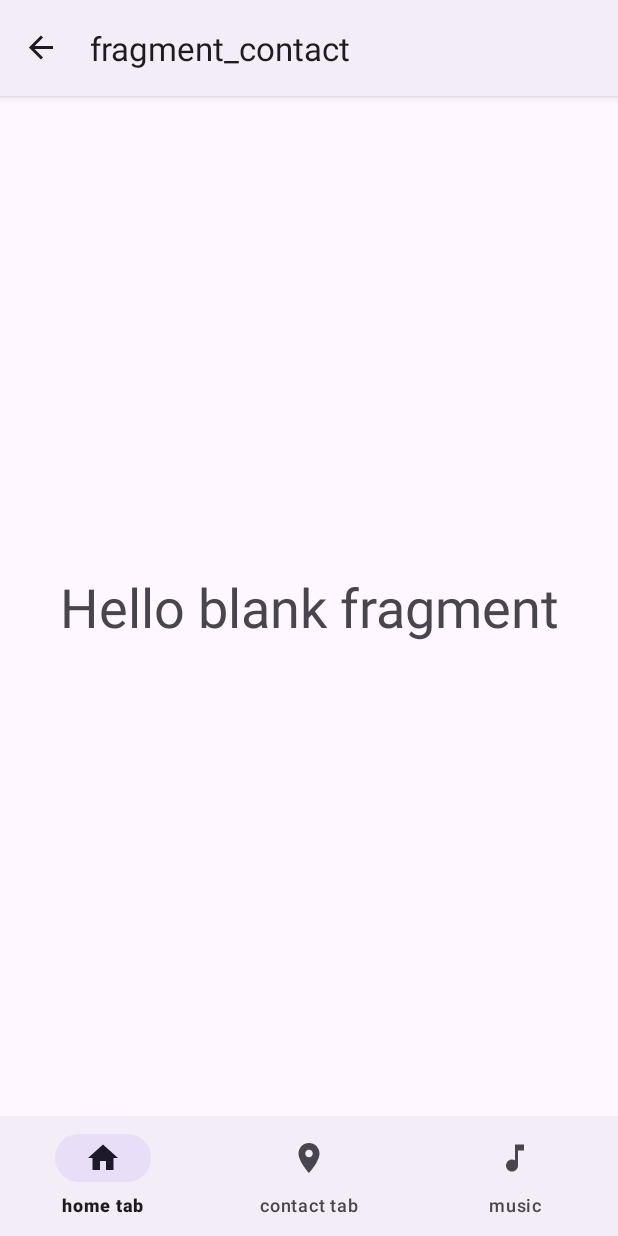
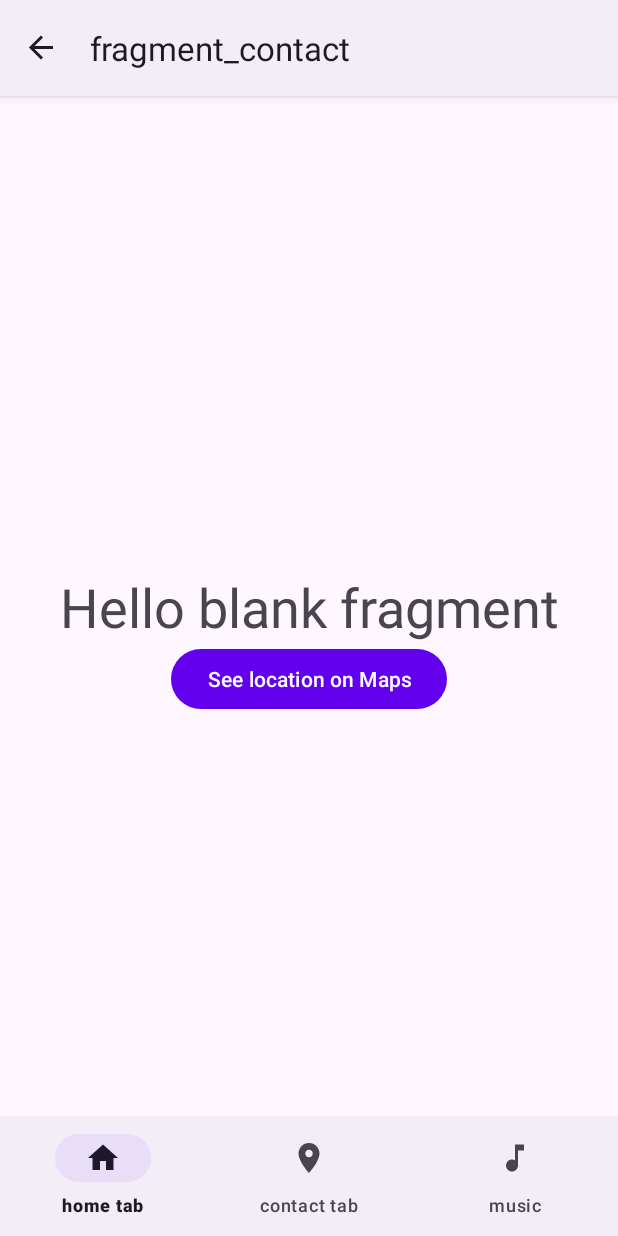
Before and after one commit to 7Mircea/AndroidLearnApp, an Android app: the ContactFragment screen opened through its navigation route, on a phone screen of 412 x 824 dp. Run offline under Robolectric (Android 15) with nearby library versions, the phone set to English and light mode, and no system bars; our stand-ins replace data binding, navigation-ui.

Commit message:
add google maps, no much interaction

```diff
--- a/app/build.gradle
+++ b/app/build.gradle
@@ -2,6 +2,7 @@ plugins {
     id 'com.android.application'
     id 'org.jetbrains.kotlin.android'
     id 'kotlin-kapt'
+    id 'com.google.android.libraries.mapsplatform.secrets-gradle-plugin'
 }
 
 android {
@@ -73,4 +74,8 @@ dependencies {
     implementation "com.google.dagger:dagger-android-support:$dagger_version" // if you use the support libraries
     kapt "com.google.dagger:dagger-compiler:$dagger_version"
     kapt "com.google.dagger:dagger-android-processor:$dagger_version"
+    // maps
+    implementation 'com.google.android.gms:play-services-maps:18.1.0'
+    //plugin for hiding secrets from version control
+
 }
--- a/app/src/main/java/com/example/myapplication/ui/fragments/ContactFragment.kt
+++ /dev/null
@@ -1,25 +0,0 @@
-package com.example.myapplication.ui.fragments
-
-import android.os.Bundle
-import androidx.fragment.app.Fragment
-import android.view.LayoutInflater
-import android.view.View
-import android.view.ViewGroup
-import com.example.myapplication.R
-
-
-
-/**
- * A simple [Fragment] subclass.
- */
-class ContactFragment : Fragment() {
-
-    override fun onCreateView(
-        inflater: LayoutInflater, container: ViewGroup?,
-        savedInstanceState: Bundle?
-    ): View? {
-        // Inflate the layout for this fragment
-        return inflater.inflate(R.layout.fragment_contact, container, false)
-    }
-
-}
--- /dev/null
+++ b/app/src/main/java/com/example/myapplication/ui/fragments/contact/ContactFragment.kt
@@ -0,0 +1,42 @@
+package com.example.myapplication.ui.fragments.contact
+
+import android.os.Bundle
+import androidx.fragment.app.Fragment
+import android.view.LayoutInflater
+import android.view.View
+import android.view.ViewGroup
+import androidx.navigation.fragment.findNavController
+import com.example.myapplication.R
+import com.example.myapplication.databinding.FragmentContactBinding
+
+
+/**
+ * A simple [Fragment] subclass.
+ */
+class ContactFragment : Fragment() {
+
+    private var binding: FragmentContactBinding? = null
+    override fun onCreateView(
+        inflater: LayoutInflater, container: ViewGroup?,
+        savedInstanceState: Bundle?
+    ): View {
+        // Inflate the layout for this fragment
+        val binding = FragmentContactBinding.inflate(inflater,container,false)
+        binding.lifecycleOwner = this
+        this.binding = binding
+        return binding.root
+
+    }
+
+    override fun onViewCreated(view: View, savedInstanceState: Bundle?) {
+        super.onViewCreated(view, savedInstanceState)
+        binding?.toMapsContact?.setOnClickListener { _ ->
+            findNavController().navigate(R.id.mapsFragment)
+        }
+    }
+
+    override fun onDestroyView() {
+        super.onDestroyView()
+        binding = null
+    }
+}
--- a/app/src/main/java/com/example/myapplication/ui/fragments/DetailFragment.kt
+++ b/app/src/main/java/com/example/myapplication/ui/fragments/home/DetailFragment.kt
@@ -1,4 +1,4 @@
-package com.example.myapplication.ui.fragments
+package com.example.myapplication.ui.fragments.home
 
 import android.content.Context
 import android.os.Bundle
--- a/app/src/main/java/com/example/myapplication/ui/fragments/HomeFragment.kt
+++ b/app/src/main/java/com/example/myapplication/ui/fragments/home/HomeFragment.kt
@@ -1,4 +1,4 @@
-package com.example.myapplication.ui.fragments
+package com.example.myapplication.ui.fragments.home
 
 import android.content.Context
 import android.os.Bundle
@@ -9,9 +9,7 @@ import android.view.ViewGroup
 import androidx.appcompat.app.AppCompatActivity
 import androidx.fragment.app.Fragment
 import androidx.navigation.NavController
-import androidx.navigation.Navigation
 import androidx.navigation.fragment.findNavController
-import androidx.recyclerview.widget.RecyclerView
 import com.example.myapplication.MonstersApplication
 import com.example.myapplication.R
 import com.example.myapplication.adapters.MonstersAdapter
--- a/app/src/main/java/com/example/myapplication/ui/fragments/MusicFragment.kt
+++ b/app/src/main/java/com/example/myapplication/ui/fragments/music/MusicFragment.kt
@@ -1,4 +1,4 @@
-package com.example.myapplication.ui.fragments
+package com.example.myapplication.ui.fragments.music
 
 import android.os.Bundle
 import androidx.fragment.app.Fragment
--- a/app/src/main/res/layout/fragment_contact.xml
+++ b/app/src/main/res/layout/fragment_contact.xml
@@ -1,19 +1,32 @@
 <?xml version="1.0" encoding="utf-8"?>
+<layout>
+
     <androidx.constraintlayout.widget.ConstraintLayout xmlns:android="http://schemas.android.com/apk/res/android"
+        xmlns:app="http://schemas.android.com/apk/res-auto"
         xmlns:tools="http://schemas.android.com/tools"
         android:layout_width="match_parent"
         android:layout_height="match_parent"
-    xmlns:app="http://schemas.android.com/apk/res-auto"
-    tools:context=".ui.fragments.ContactFragment">
+        tools:context=".ui.fragments.contact.ContactFragment">
 
         <TextView
+            android:id="@+id/description"
             android:layout_width="wrap_content"
             android:layout_height="wrap_content"
+            android:text="@string/hello_blank_fragment"
             android:textSize="@dimen/large_size"
+            app:layout_constraintBottom_toBottomOf="parent"
+            app:layout_constraintEnd_toEndOf="parent"
             app:layout_constraintStart_toStartOf="parent"
+            app:layout_constraintTop_toTopOf="parent" />
+
+        <com.google.android.material.button.MaterialButton
+            android:id="@+id/to_maps_contact"
+            android:layout_width="wrap_content"
+            android:layout_height="wrap_content"
+            android:text="@string/to_maps"
             app:layout_constraintEnd_toEndOf="parent"
-        app:layout_constraintTop_toTopOf="parent"
-        app:layout_constraintBottom_toBottomOf="parent"
-        android:text="@string/hello_blank_fragment" />
+            app:layout_constraintStart_toStartOf="parent"
+            app:layout_constraintTop_toBottomOf="@id/description" />
 
     </androidx.constraintlayout.widget.ConstraintLayout>
+</layout>
--- a/app/src/main/res/layout/fragment_detail.xml
+++ b/app/src/main/res/layout/fragment_detail.xml
@@ -13,7 +13,7 @@
     <androidx.constraintlayout.widget.ConstraintLayout
         android:layout_width="match_parent"
         android:layout_height="match_parent"
-        tools:context=".ui.fragments.DetailFragment">
+        tools:context=".ui.fragments.home.DetailFragment">
 
         <TextView
             android:id="@+id/monsterName"
--- a/app/src/main/res/layout/fragment_music.xml
+++ b/app/src/main/res/layout/fragment_music.xml
@@ -4,7 +4,7 @@
     xmlns:tools="http://schemas.android.com/tools"
     android:layout_width="match_parent"
     android:layout_height="match_parent"
-    tools:context=".ui.fragments.MusicFragment">
+    tools:context=".ui.fragments.music.MusicFragment">
 
     <TextView
         android:layout_width="wrap_content"
--- a/app/src/main/res/navigation/contact.xml
+++ b/app/src/main/res/navigation/contact.xml
@@ -7,7 +7,16 @@
 
     <fragment
         android:id="@+id/contactFragment"
-        android:name="com.example.myapplication.ui.fragments.ContactFragment"
+        android:name="com.example.myapplication.ui.fragments.contact.ContactFragment"
         android:label="fragment_contact"
-        tools:layout="@layout/fragment_contact" />
+        tools:layout="@layout/fragment_contact" >
+        <action
+            android:id="@+id/action_contactFragment_to_mapsFragment"
+            app:destination="@id/mapsFragment" />
+    </fragment>
+    <fragment
+        android:id="@+id/mapsFragment"
+        android:name="com.example.myapplication.ui.fragments.contact.MapsFragment"
+        android:label="fragment_maps"
+        tools:layout="@layout/fragment_maps" />
 </navigation>
--- a/app/src/main/res/navigation/home.xml
+++ b/app/src/main/res/navigation/home.xml
@@ -7,7 +7,7 @@
 
     <fragment
         android:id="@+id/homeFragment"
-        android:name="com.example.myapplication.ui.fragments.HomeFragment"
+        android:name="com.example.myapplication.ui.fragments.home.HomeFragment"
         android:label="HomeFragment"
         tools:layout="@layout/fragment_home" >
         <action
@@ -16,7 +16,7 @@
     </fragment>
     <fragment
         android:id="@+id/detailFragment"
-        android:name="com.example.myapplication.ui.fragments.DetailFragment"
+        android:name="com.example.myapplication.ui.fragments.home.DetailFragment"
         android:label="fragment_detail"
         tools:layout="@layout/fragment_detail" />
 </navigation>
--- a/app/src/main/res/navigation/music.xml
+++ b/app/src/main/res/navigation/music.xml
@@ -7,7 +7,7 @@
 
     <fragment
         android:id="@+id/musicFragment"
-        android:name="com.example.myapplication.ui.fragments.MusicFragment"
+        android:name="com.example.myapplication.ui.fragments.music.MusicFragment"
         android:label="fragment_music"
         tools:layout="@layout/fragment_music" />
 </navigation>
--- a/app/src/main/res/values/strings.xml
+++ b/app/src/main/res/values/strings.xml
@@ -11,4 +11,5 @@
     <string name="home">home tab</string>
     <string name="music_fragment">music fragment</string>
     <string name="contact_tab">contact tab</string>
+    <string name="to_maps">See location on Maps</string>
 </resources>
--- a/build.gradle
+++ b/build.gradle
@@ -1,6 +1,6 @@
 // Top-level build file where you can add configuration options common to all sub-projects/modules.
 buildscript {
-    ext{
+    ext {
         nav_version = '2.5.2'
         coroutines_version = '1.6.4'
         room_version = '2.4.3'
@@ -13,7 +13,7 @@ plugins {
     id 'com.android.application' version '7.2.2' apply false
     id 'com.android.library' version '7.2.2' apply false
     id 'org.jetbrains.kotlin.android' version '1.7.10' apply false
-
+    id 'com.google.android.libraries.mapsplatform.secrets-gradle-plugin' version '2.0.1' apply false
 }
 
 
```
Also changed, not shown: app/src/main/AndroidManifest.xml (+9 -2 lines), app/src/main/java/com/example/myapplication/di/subcomponent/HomeSubcomponent.kt (+2 -7 lines), app/src/main/java/com/example/myapplication/ui/fragments/contact/MapsFragment.kt (added, +47 -0 lines), app/src/main/res/layout/fragment_maps.xml (added, +8 -0 lines). Lines whose indentation alone changed are shown as unchanged.
